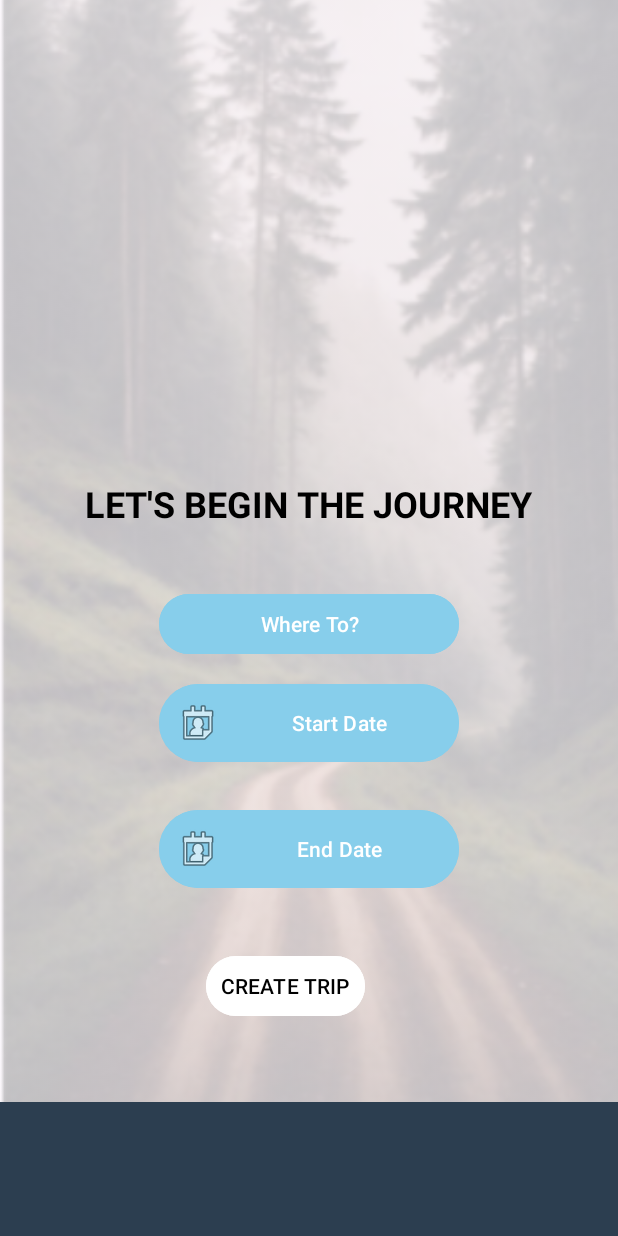
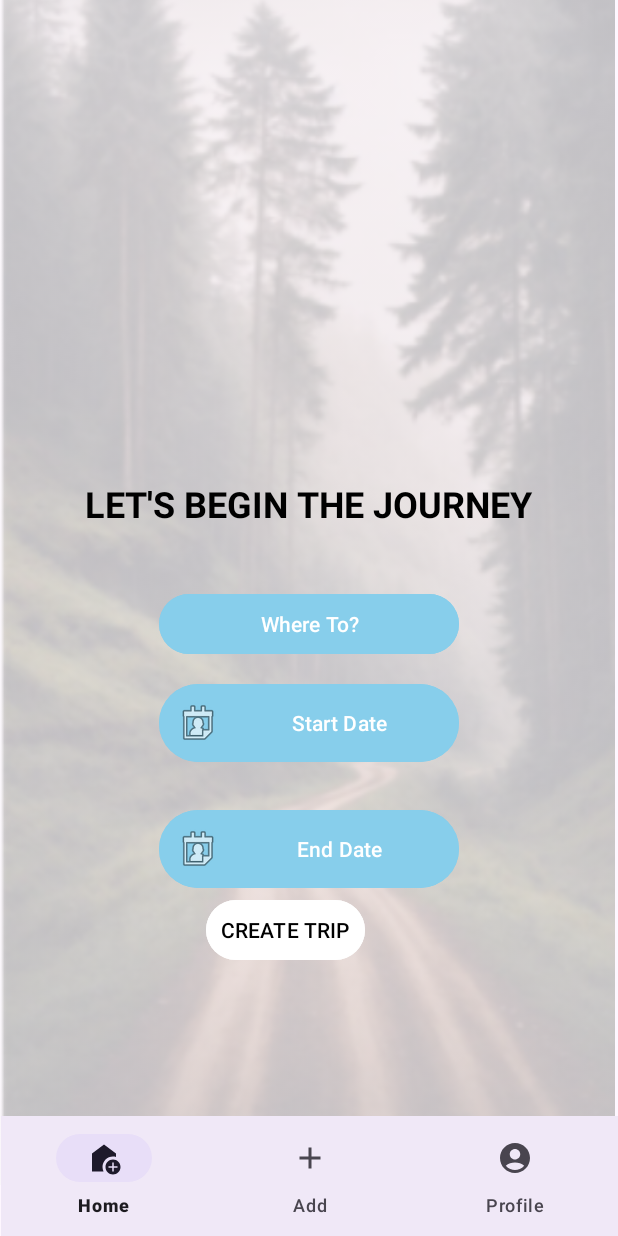
Before and after one commit to sanjanas01/Holidaze, an Android app: the JourneyActivity screen opened directly, with no data from a screen before it, on a phone screen of 412 x 824 dp. Run offline under Robolectric (Android 15) with nearby library versions, the phone set to English and light mode, and no system bars; our stand-ins replace Firebase (no records; nobody signed in at launch, a user with empty details on screens opened directly).

Commit message:
few more small changes

```diff
--- a/app/src/main/java/com/example/travel/BottomNavigation.kt
+++ b/app/src/main/java/com/example/travel/BottomNavigation.kt
@@ -9,8 +9,8 @@ object BottomNavigation{
         bottomNavigationView.setOnNavigationItemSelectedListener { item ->
             when (item.itemId) {
                 R.id.nav_home -> {
-                    // Handle home action
-                    // You can start a new activity if needed
+                    val intent = Intent(activity, HomeActivity::class.java)
+                    activity.startActivity(intent)
                     true
                 }
 
--- a/app/src/main/java/com/example/travel/PackingActivity.kt
+++ b/app/src/main/java/com/example/travel/PackingActivity.kt
@@ -2,11 +2,14 @@ package com.example.travel
 
 import android.app.Activity
 import android.os.Bundle
+import com.google.android.material.bottomnavigation.BottomNavigationView
 
 class PackingActivity : Activity() {
 
     override fun onCreate(savedInstanceState: Bundle?) {
         super.onCreate(savedInstanceState)
         setContentView(R.layout.activity_packing_list)
+        val bottomNavigationView: BottomNavigationView = findViewById(R.id.bottomNavigationView)
+        BottomNavigation.setupBottomNavigation(this, bottomNavigationView)
     }
 }
--- a/app/src/main/java/com/example/travel/TripOverviewActivity.kt
+++ b/app/src/main/java/com/example/travel/TripOverviewActivity.kt
@@ -28,9 +28,9 @@ class TripOverviewActivity : AppCompatActivity() {
         findViewById<ImageView>(R.id.imageView17).setOnClickListener {
             startActivity(Intent(this, TripExpensesActivity::class.java))
         }
-//        findViewById<ImageView>(R.id.imageView18).setOnClickListener {
-//            startActivity(Intent(this, PackingListActivity::class.java))
-//        }
+        findViewById<ImageView>(R.id.imageView18).setOnClickListener {
+            startActivity(Intent(this, PackingActivity::class.java))
+        }
 //        findViewById<ImageView>(R.id.imageView19).setOnClickListener {
 //            startActivity(Intent(this, MapsActivity::class.java))
 //        }
--- a/app/src/main/res/layout/activity_journey.xml
+++ b/app/src/main/res/layout/activity_journey.xml
@@ -7,19 +7,20 @@
     tools:context=".JourneyActivity">
 
     <!-- Background Image -->
+
+    <!-- Title Text -->
     <ImageView
         android:id="@+id/backgroundImage"
-        android:layout_width="0dp"
-        android:layout_height="0dp"
+        android:layout_width="410dp"
+        android:layout_height="790dp"
         android:alpha="0.5"
         android:scaleType="centerCrop"
         android:src="@drawable/background_image"
-        app:layout_constraintBottom_toTopOf="@+id/constraintLayout3"
         app:layout_constraintEnd_toEndOf="parent"
+        app:layout_constraintHorizontal_bias="0.0"
         app:layout_constraintStart_toStartOf="parent"
         app:layout_constraintTop_toTopOf="parent" />
 
-    <!-- Title Text -->
     <TextView
         android:id="@+id/titleTextView"
         android:layout_width="wrap_content"
@@ -102,24 +103,20 @@
         android:layout_width="wrap_content"
         android:layout_height="wrap_content"
         android:layout_marginStart="31dp"
-        android:layout_marginBottom="53dp"
         android:backgroundTint="#FFFFFF"
         android:padding="10dp"
         android:text="CREATE TRIP"
         android:textColor="#000000"
-        app:layout_constraintBottom_toTopOf="@+id/constraintLayout3"
         app:layout_constraintStart_toStartOf="@+id/endDateButton"
         app:layout_constraintTop_toBottomOf="@+id/endDateButton" />
 
-    <!-- Bottom Navigation Bar -->
-    <androidx.constraintlayout.widget.ConstraintLayout
-        android:id="@+id/constraintLayout3"
-        android:layout_width="0dp"
-        android:layout_height="0dp"
-        android:background="#2c3e50"
+    <com.google.android.material.bottomnavigation.BottomNavigationView
+        android:id="@+id/bottomNavigationView"
+        android:layout_width="411dp"
+        android:layout_height="wrap_content"
+        android:background="?android:attr/windowBackground"
         app:layout_constraintBottom_toBottomOf="parent"
         app:layout_constraintEnd_toEndOf="parent"
         app:layout_constraintStart_toStartOf="parent"
-        app:layout_constraintTop_toBottomOf="@+id/startPlanningButton">
-    </androidx.constraintlayout.widget.ConstraintLayout>
+        app:menu="@menu/bottom_nav_menu" />
 </androidx.constraintlayout.widget.ConstraintLayout>
--- a/app/src/main/res/layout/activity_overview.xml
+++ /dev/null
@@ -1,6 +0,0 @@
-<?xml version="1.0" encoding="utf-8"?>
-<androidx.constraintlayout.widget.ConstraintLayout xmlns:android="http://schemas.android.com/apk/res/android"
-    android:layout_width="match_parent"
-    android:layout_height="match_parent">
-
-</androidx.constraintlayout.widget.ConstraintLayout>
```
Also changed, not shown: app/src/main/java/com/example/travel/OverviewActivity.kt (deleted, +0 -14 lines), app/src/main/res/layout/activity_packing_list.xml (+11 -13 lines), app/src/main/res/drawable/navimg.jpeg (added).
